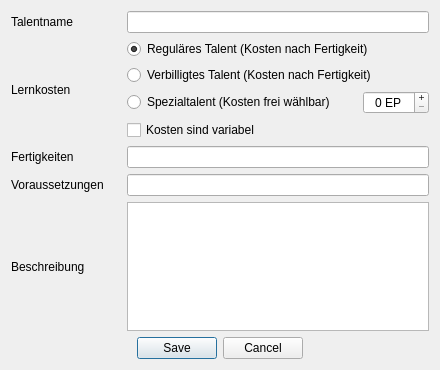
Before: the Qt Designer form UI/DatenbankEditTalent.ui in Aeolitus/Sephrasto, drawn with Qt 5.
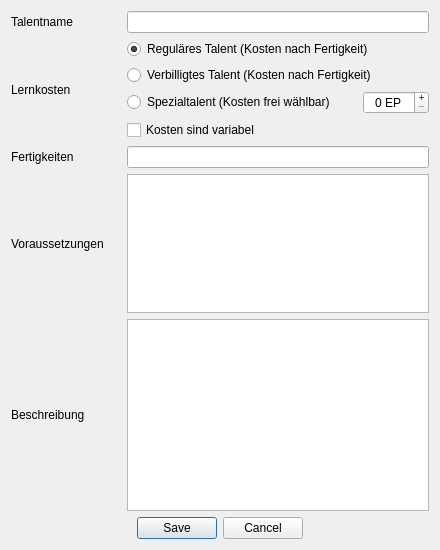
After: the same form once the commit is applied.

Commit message: Increased the Size of the Voraussetzungen Field for all Database edit windows.

What changed in the file:
```diff
--- a/UI/DatenbankEditTalent.ui
+++ b/UI/DatenbankEditTalent.ui
@@ -10,7 +10,7 @@
     <x>0</x>
     <y>0</y>
     <width>440</width>
-    <height>370</height>
+    <height>550</height>
    </rect>
   </property>
   <property name="windowTitle">
@@ -138,9 +138,6 @@
        </property>
       </widget>
      </item>
-     <item row="3" column="1">
-      <widget class="QLineEdit" name="voraussetzungenEdit"/>
-     </item>
      <item row="4" column="0">
       <widget class="QLabel" name="label_5">
        <property name="text">
@@ -149,7 +146,17 @@
       </widget>
      </item>
      <item row="4" column="1">
-      <widget class="QPlainTextEdit" name="textEdit"/>
+      <widget class="QPlainTextEdit" name="textEdit">
+       <property name="sizePolicy">
+        <sizepolicy hsizetype="Expanding" vsizetype="MinimumExpanding">
+         <horstretch>0</horstretch>
+         <verstretch>0</verstretch>
+        </sizepolicy>
+       </property>
+      </widget>
+     </item>
+     <item row="3" column="1">
+      <widget class="QPlainTextEdit" name="voraussetzungenEdit"/>
      </item>
     </layout>
    </item>
```
Left out of the diff: 1 changed line with no effect on the pictures. The commit also changes 10 other files.
